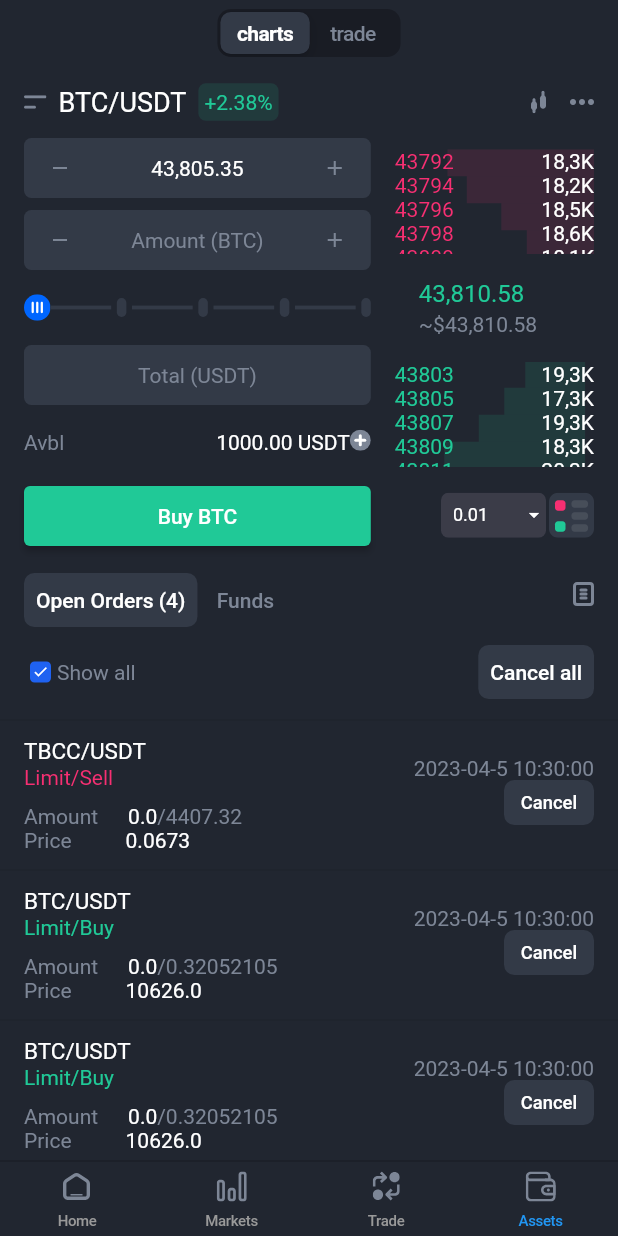
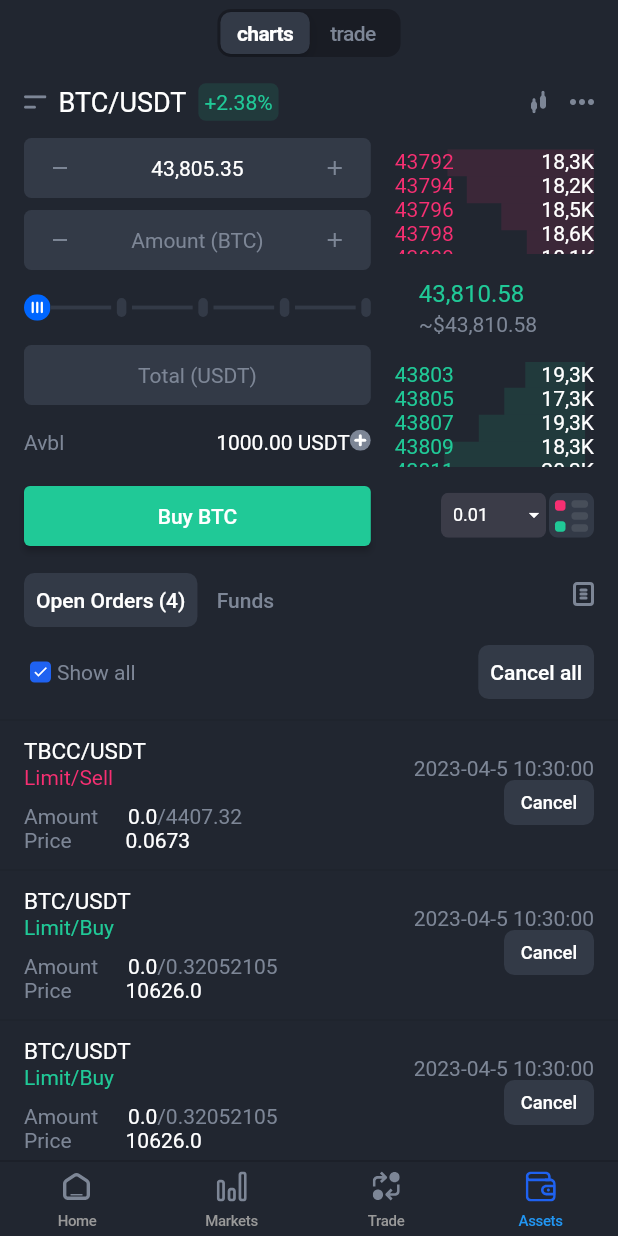
Before and after one commit to drygbezdrug/test_trading_screen, a Flutter app: the screen it shows after launch, item 4 of the bottom bar chosen, on a phone screen of 412 x 824 dp. Run offline on Flutter 3.47's test engine with Material 2 defaults, Android fonts, the phone set to English and light mode, and no system bars; our stand-ins replace flutter_svg; generated files the repository leaves out were written again; Roboto replaces fonts that are missing (GothicA1).

Commit message:
added colors to tabbar

```diff
--- a/lib/widgets/dropdown_widget.dart
+++ b/lib/widgets/dropdown_widget.dart
@@ -1,4 +1,3 @@
-
 import 'package:flutter/material.dart';
 import 'package:flutter_application_1/theme.dart';
 
@@ -33,7 +32,7 @@ class _DropDownWidgetState extends State<DropDownWidget> {
               const BoxDecoration(color: Color.fromARGB(119, 88, 85, 100)),
           child: DropdownButtonHideUnderline(
             child: DropdownButton(
-              isExpanded: true,
+              isExpanded: false,
               iconSize: 16,
               dropdownColor: CryptoTheme.deepGrey,
               iconEnabledColor: CryptoTheme.white,
--- a/lib/widgets/tabbar_widget.dart
+++ b/lib/widgets/tabbar_widget.dart
@@ -1,16 +1,13 @@
+// ignore_for_file: deprecated_member_use_from_same_package
+
 import 'package:flutter/cupertino.dart';
 import 'package:flutter_application_1/gen/assets.gen.dart';
 import 'package:flutter_application_1/theme.dart';
 import 'package:flutter_svg/flutter_svg.dart';
 
-class TabBarWidget extends StatefulWidget {
+class TabBarWidget extends StatelessWidget {
   const TabBarWidget({super.key, required this.child});
   final Widget child;
-  @override
-  State<TabBarWidget> createState() => _TabBarWidgetState();
-}
-
-class _TabBarWidgetState extends State<TabBarWidget> {
   @override
   Widget build(BuildContext context) {
     return CupertinoTabScaffold(
@@ -20,18 +17,22 @@ class _TabBarWidgetState extends State<TabBarWidget> {
         currentIndex: 0,
         items: <BottomNavigationBarItem>[
           BottomNavigationBarItem(
+            activeIcon: Assets.images.home.svg(color: CryptoTheme.blue),
             icon: SvgPicture.asset(Assets.images.home.path),
             label: 'Home',
           ),
           BottomNavigationBarItem(
+            activeIcon: Assets.images.markets.svg(color: CryptoTheme.blue),
             icon: SvgPicture.asset(Assets.images.markets.path),
             label: 'Markets',
           ),
           BottomNavigationBarItem(
+            activeIcon: Assets.images.trade.svg(color: CryptoTheme.blue),
             icon: SvgPicture.asset(Assets.images.trade.path),
             label: 'Trade',
           ),
           BottomNavigationBarItem(
+            activeIcon: Assets.images.wallet.svg(color: CryptoTheme.blue),
             icon: SvgPicture.asset(Assets.images.wallet.path),
             label: 'Assets',
           ),
@@ -40,7 +41,7 @@ class _TabBarWidgetState extends State<TabBarWidget> {
       tabBuilder: (BuildContext context, int index) {
         return CupertinoTabView(
           builder: (BuildContext context) {
-            return widget.child;
+            return child;
           },
         );
       },
```
